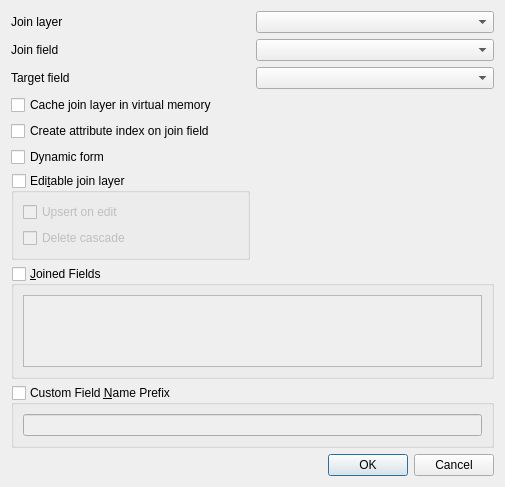
qgis/QGIS, file src/ui/qgsjoindialogbase.ui: the form before one commit.
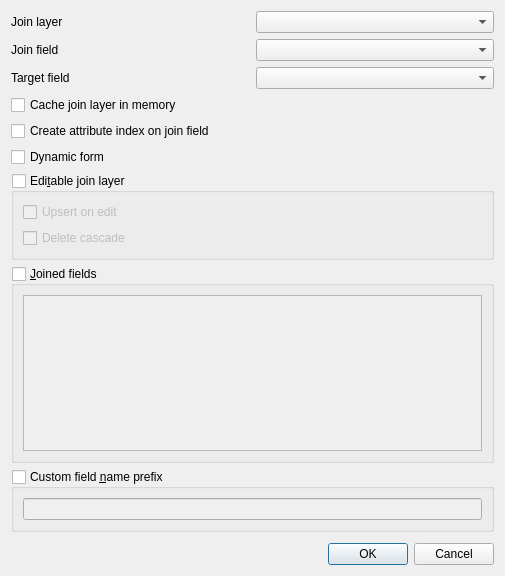
The form after the commit. Custom widgets are drawn as their Qt base class.

The edit to the form file:
```diff
--- a/src/ui/qgsjoindialogbase.ui
+++ b/src/ui/qgsjoindialogbase.ui
@@ -7,7 +7,7 @@
     <x>0</x>
     <y>0</y>
     <width>505</width>
-    <height>487</height>
+    <height>576</height>
    </rect>
   </property>
   <property name="windowTitle">
@@ -47,7 +47,7 @@
    <item row="8" column="0" colspan="2">
     <widget class="QgsCollapsibleGroupBox" name="mUseJoinFieldsSubset">
      <property name="title">
-      <string>&amp;Joined Fields</string>
+      <string>&amp;Joined fields</string>
      </property>
      <property name="checkable">
       <bool>true</bool>
@@ -68,7 +68,7 @@
    <item row="9" column="0" colspan="2">
     <widget class="QgsCollapsibleGroupBox" name="mUseCustomPrefix">
      <property name="title">
-      <string>Custom Field &amp;Name Prefix</string>
+      <string>Custom field &amp;name prefix</string>
      </property>
      <property name="checkable">
       <bool>true</bool>
@@ -105,7 +105,7 @@
    <item row="3" column="0" colspan="2">
     <widget class="QCheckBox" name="mCacheInMemoryCheckBox">
      <property name="text">
-      <string>Cache join layer in virtual memory</string>
+      <string>Cache join layer in memory</string>
      </property>
     </widget>
    </item>
@@ -126,14 +126,14 @@
      </property>
     </widget>
    </item>
-   <item row="6" column="0">
+   <item row="6" column="0" colspan="2">
     <widget class="QCheckBox" name="mDynamicFormCheckBox">
      <property name="text">
       <string>Dynamic form</string>
      </property>
     </widget>
    </item>
-   <item row="7" column="0">
+   <item row="7" column="0" colspan="2">
     <widget class="QgsCollapsibleGroupBox" name="mEditableJoinLayer">
      <property name="title">
       <string>Edi&amp;table join layer</string>
```
